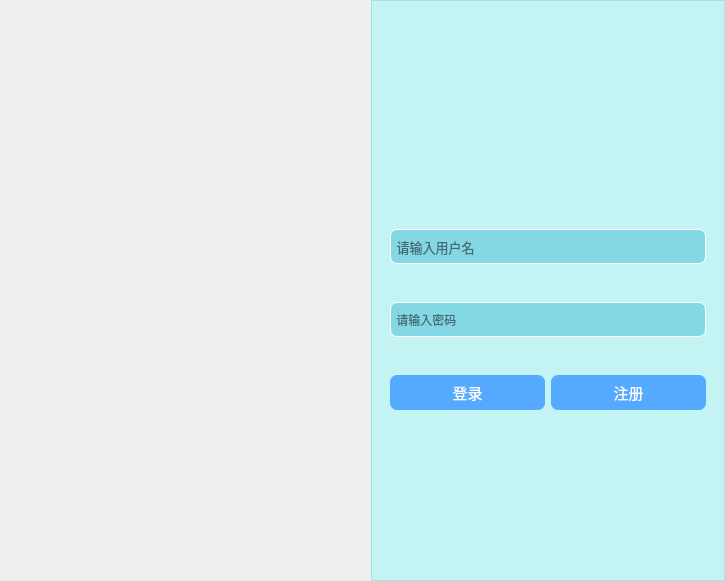
Old version of the form Client/loginwgt.ui in the repository Eva-483650/ShoppingMall.
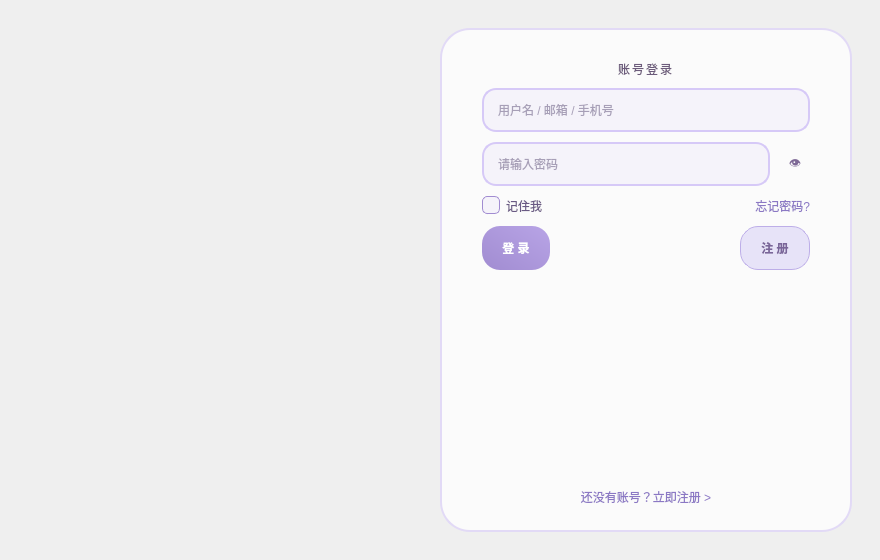
New version of the form. Icons and pictures are not drawn.

The edit to the form file:
```diff
--- a/Client/loginwgt.ui
+++ b/Client/loginwgt.ui
@@ -6,180 +6,332 @@
    <rect>
     <x>0</x>
     <y>0</y>
-    <width>725</width>
-    <height>581</height>
+    <width>880</width>
+    <height>560</height>
    </rect>
   </property>
+  <property name="minimumSize">
+   <size>
+    <width>680</width>
+    <height>400</height>
+   </size>
+  </property>
   <property name="windowTitle">
    <string>登录界面</string>
   </property>
   <property name="styleSheet">
-   <string notr="true"/>
+   <string notr="true">
+/* 背景图 + 半透明渐变遮罩（可将 border-image 改为你的大背景图） */
+QWidget#LoginWgt {
+    border-image: url(:/images/login/bg_login.jpg) 0 0 0 0 stretch stretch;
+    font-family: &quot;微软雅黑&quot;;
+    color: #5a4c74;
+}
+/* 可选：如果不想用整图，可注释上面 border-image，改用纯渐变
+background: qlineargradient(spread:pad,x1:1,y1:0,x2:0,y2:1,
+            stop:0 #efeafd, stop:0.45 #e0d6f8, stop:1 #c6b4ef);
+*/
+QLabel { font-family:&quot;微软雅黑&quot;; }
+   </string>
   </property>
-  <layout class="QHBoxLayout" name="horizontalLayout">
+  <layout class="QHBoxLayout" name="rootLayout">
+   <property name="leftMargin">
+    <number>28</number>
+   </property>
    <property name="topMargin">
-    <number>0</number>
+    <number>28</number>
    </property>
    <property name="rightMargin">
-    <number>0</number>
+    <number>28</number>
    </property>
    <property name="bottomMargin">
-    <number>0</number>
+    <number>28</number>
    </property>
    <item>
-    <widget class="QWidget" name="widget" native="true"/>
+    <spacer name="midSpacer">
+     <property name="orientation">
+      <enum>Qt::Orientation::Horizontal</enum>
+     </property>
+     <property name="sizeHint" stdset="0">
+      <size>
+       <width>18</width>
+       <height>20</height>
+      </size>
+     </property>
+    </spacer>
    </item>
    <item>
-    <widget class="QFrame" name="frame">
+    <widget class="QFrame" name="frameLogin">
+     <property name="sizePolicy">
+      <sizepolicy hsizetype="Preferred" vsizetype="Preferred">
+       <horstretch>0</horstretch>
+       <verstretch>0</verstretch>
+      </sizepolicy>
+     </property>
+     <property name="minimumSize">
+      <size>
+       <width>0</width>
+       <height>0</height>
+      </size>
+     </property>
      <property name="styleSheet">
-      <string notr="true">background-color:rgba(85, 255, 255, 70)</string>
+      <string notr="true">
+QFrame#frameLogin {
+    background: rgba(255,255,255,0.78);
+    border-radius: 30px;
+    border: 1.8px solid #e2daf6;
+    /* backdrop-filter 在某些平台不生效，代码层可用 QGraphicsBlurEffect 实现 */
+}
+QLabel#lab_title {
+    color:#6c5b7b;
+    font: 700 22pt &quot;微软雅黑&quot;;
+    letter-spacing:2px;
+}
+QLineEdit {
+    font: 12pt &quot;微软雅黑&quot;;
+    color:#5a4c74;
+    background:#f5f3fa;
+    border:1.5px solid #d6c9f7;
+    border-radius:14px;
+    padding:6px 12px;
+}
+QLineEdit:focus {
+    background:#ffffff;
+    border:2px solid #a18cd1;
+}
+QPushButton {
+    font: 13pt &quot;微软雅黑&quot;;
+    font-weight:600;
+    border-radius:18px;
+    padding:8px 20px;
+}
+QPushButton#btn_login {
+    background: qlineargradient(spread:pad,x1:1,y1:0,x2:0,y2:1,stop:0 #b8a4e6, stop:1 #a18cd1);
+    color:#ffffff;
+    border:none;
+}
+QPushButton#btn_login:hover { background:#a18cd1; }
+QPushButton#btn_register {
+    background:rgba(194,182,243,0.35);
+    color:#7a6599;
+    border:1.4px solid #bdaee8;
+}
+QPushButton#btn_register:hover { background:rgba(194,182,243,0.55); }
+QToolButton#btn_togglePwd {
+    border:none;
+    background:transparent;
+    padding:0 4px;
+    color:#7e6996;
+    font: 12pt &quot;微软雅黑&quot;;
+}
+QToolButton#btn_togglePwd:hover { color:#a18cd1; }
+QCheckBox {
+    spacing:6px;
+    font:11pt &quot;微软雅黑&quot;;
+    color:#6a5a84;
+}
+QCheckBox::indicator {
+    width:16px; height:16px;
+    border:1px solid #a18cd1;
+    border-radius:5px;
+    background:#f5f3fa;
+}
+QCheckBox::indicator:checked {
+    background:qlineargradient(spread:pad,x1:1,y1:0,x2:0,y2:1,
+               stop:0 #c2b6f3, stop:1 #a18cd1);
+    image:none;
+}
+#lab_forget, #lab_register_link {
+    color:#8b78c4;
+    font:11pt &quot;微软雅黑&quot;;
+}
+#lab_forget:hover, #lab_register_link:hover {
+    color:#a18cd1;
+    text-decoration: underline;
+}
+      </string>
      </property>
      <property name="frameShape">
-      <enum>QFrame::StyledPanel</enum>
+      <enum>QFrame::Shape::StyledPanel</enum>
      </property>
-     <property name="frameShadow">
-      <enum>QFrame::Raised</enum>
-     </property>
-     <layout class="QGridLayout" name="gridLayout_2">
-      <item row="1" column="0">
-       <widget class="QWidget" name="widget_2" native="true">
-        <property name="styleSheet">
-         <string notr="true">background:transparent;</string>
+     <layout class="QVBoxLayout" name="loginLayout">
+      <property name="spacing">
+       <number>10</number>
+      </property>
+      <property name="leftMargin">
+       <number>40</number>
+      </property>
+      <property name="topMargin">
+       <number>30</number>
+      </property>
+      <property name="rightMargin">
+       <number>40</number>
+      </property>
+      <property name="bottomMargin">
+       <number>24</number>
+      </property>
+      <item>
+       <widget class="QLabel" name="lab_title">
+        <property name="text">
+         <string>账号登录</string>
         </property>
-        <layout class="QGridLayout" name="gridLayout">
-         <item row="0" column="0" colspan="2">
-          <widget class="QLineEdit" name="line_user">
-           <property name="minimumSize">
-            <size>
-             <width>0</width>
-             <height>35</height>
-            </size>
-           </property>
-           <property name="font">
-            <font>
-             <pointsize>10</pointsize>
-            </font>
-           </property>
-           <property name="styleSheet">
-            <string notr="true">border-radius:7px;
-border-width:0.5px;
-border:0.5px solid white;
-background-color:rgb(132, 216, 229);
-</string>
-           </property>
-           <property name="placeholderText">
-            <string> 请输入用户名</string>
-           </property>
-          </widget>
-         </item>
-         <item row="1" column="0" colspan="2">
-          <widget class="QLineEdit" name="line_password">
-           <property name="minimumSize">
-            <size>
-             <width>0</width>
-             <height>35</height>
-            </size>
-           </property>
-           <property name="styleSheet">
-            <string notr="true">border-radius:7px;
-border-width:0.5px;
-border:0.5px solid white;
-background-color:rgb(132, 216, 229);</string>
-           </property>
-           <property name="echoMode">
-            <enum>QLineEdit::Password</enum>
-           </property>
-           <property name="placeholderText">
-            <string> 请输入密码</string>
-           </property>
-          </widget>
-         </item>
-         <item row="2" column="0">
-          <widget class="QPushButton" name="btn_login">
-           <property name="minimumSize">
-            <size>
-             <width>0</width>
-             <height>35</height>
-            </size>
-           </property>
-           <property name="font">
-            <font>
-             <pointsize>11</pointsize>
-            </font>
-           </property>
-           <property name="cursor">
-            <cursorShape>PointingHandCursor</cursorShape>
-           </property>
-           <property name="styleSheet">
-            <string notr="true">background:rgb(85, 170, 255);
-color:white;
-border-radius:7px;</string>
-           </property>
-           <property name="text">
-            <string>登录</string>
-           </property>
-          </widget>
-         </item>
-         <item row="2" column="1">
-          <widget class="QPushButton" name="btn_register">
-           <property name="minimumSize">
-            <size>
-             <width>0</width>
-             <height>35</height>
-            </size>
-           </property>
-           <property name="font">
-            <font>
-             <pointsize>11</pointsize>
-            </font>
-           </property>
-           <property name="cursor">
-            <cursorShape>PointingHandCursor</cursorShape>
-           </property>
-           <property name="styleSheet">
-            <string notr="true">background:rgb(85, 170, 255);
-color:white;
-border-radius:7px;</string>
-           </property>
-           <property name="text">
-            <string>注册</string>
-           </property>
-          </widget>
-         </item>
-        </layout>
+        <property name="alignment">
+         <set>Qt::AlignmentFlag::AlignCenter</set>
+        </property>
        </widget>
       </item>
-      <item row="0" column="0">
-       <spacer name="verticalSpacer">
+      <item>
+       <layout class="QHBoxLayout" name="userRow">
+        <item>
+         <widget class="QLineEdit" name="line_user">
+          <property name="minimumSize">
+           <size>
+            <width>0</width>
+            <height>44</height>
+           </size>
+          </property>
+          <property name="placeholderText">
+           <string>用户名 / 邮箱 / 手机号</string>
+          </property>
+         </widget>
+        </item>
+       </layout>
+      </item>
+      <item>
+       <layout class="QHBoxLayout" name="pwdRow">
+        <item>
+         <widget class="QLineEdit" name="line_password">
+          <property name="minimumSize">
+           <size>
+            <width>0</width>
+            <height>44</height>
+           </size>
+          </property>
+          <property name="echoMode">
+           <enum>QLineEdit::EchoMode::Password</enum>
+          </property>
+          <property name="placeholderText">
+           <string>请输入密码</string>
+          </property>
+         </widget>
+        </item>
+        <item>
+         <widget class="QToolButton" name="btn_togglePwd">
+          <property name="toolTip">
+           <string>显示/隐藏密码</string>
+          </property>
+          <property name="text">
+           <string>👁</string>
+          </property>
+         </widget>
+        </item>
+       </layout>
+      </item>
+      <item>
+       <layout class="QHBoxLayout" name="optionRow">
+        <item>
+         <widget class="QCheckBox" name="chk_remember">
+          <property name="text">
+           <string>记住我</string>
+          </property>
+         </widget>
+        </item>
+        <item>
+         <spacer name="optSpacer">
+          <property name="orientation">
+           <enum>Qt::Orientation::Horizontal</enum>
+          </property>
+          <property name="sizeHint" stdset="0">
+           <size>
+            <width>40</width>
+            <height>20</height>
+           </size>
+          </property>
+         </spacer>
+        </item>
+        <item>
+         <widget class="QLabel" name="lab_forget">
+          <property name="text">
+           <string>忘记密码?</string>
+          </property>
+          <property name="alignment">
+           <set>Qt::AlignmentFlag::AlignRight|Qt::AlignmentFlag::AlignTrailing|Qt::AlignmentFlag::AlignVCenter</set>
+          </property>
+         </widget>
+        </item>
+       </layout>
+      </item>
+      <item>
+       <layout class="QHBoxLayout" name="btnRow">
+        <item>
+         <widget class="QPushButton" name="btn_login">
+          <property name="minimumSize">
+           <size>
+            <width>0</width>
+            <height>44</height>
+           </size>
+          </property>
+          <property name="cursor">
+           <cursorShape>PointingHandCursor</cursorShape>
+          </property>
+          <property name="text">
+           <string>登 录</string>
+          </property>
+         </widget>
+        </item>
+        <item>
+         <spacer name="btnSpacer">
+          <property name="orientation">
+           <enum>Qt::Orientation::Horizontal</enum>
+          </property>
+          <property name="sizeHint" stdset="0">
+           <size>
+            <width>16</width>
+            <height>20</height>
+           </size>
+          </property>
+         </spacer>
+        </item>
+        <item>
+         <widget class="QPushButton" name="btn_register">
+          <property name="minimumSize">
+           <size>
+            <width>0</width>
+            <height>44</height>
+           </size>
+          </property>
+          <property name="cursor">
+           <cursorShape>PointingHandCursor</cursorShape>
+          </property>
+          <property name="text">
+           <string>注 册</string>
+          </property>
+         </widget>
+        </item>
+       </layout>
+      </item>
+      <item>
+       <spacer name="lowerSpacer">
         <property name="orientation">
-         <enum>Qt::Vertical</enum>
+         <enum>Qt::Orientation::Vertical</enum>
         </property>
-        <property name="sizeType">
-         <enum>QSizePolicy::Preferred</enum>
-        </property>
         <property name="sizeHint" stdset="0">
          <size>
           <width>20</width>
-          <height>178</height>
+          <height>10</height>
          </size>
         </property>
        </spacer>
       </item>
-      <item row="2" column="0">
-       <spacer name="verticalSpacer_2">
-        <property name="orientation">
-         <enum>Qt::Vertical</enum>
+      <item>
+       <widget class="QLabel" name="lab_register_link">
+        <property name="text">
+         <string>还没有账号？立即注册 &gt;</string>
         </property>
-        <property name="sizeType">
-         <enum>QSizePolicy::Preferred</enum>
+        <property name="alignment">
+         <set>Qt::AlignmentFlag::AlignCenter</set>
         </property>
-        <property name="sizeHint" stdset="0">
-         <size>
-          <width>20</width>
-          <height>120</height>
-         </size>
-        </property>
-       </spacer>
+       </widget>
       </item>
      </layout>
     </widget>
```
Left out of the diff: 2 changed lines with no effect on the pictures.
